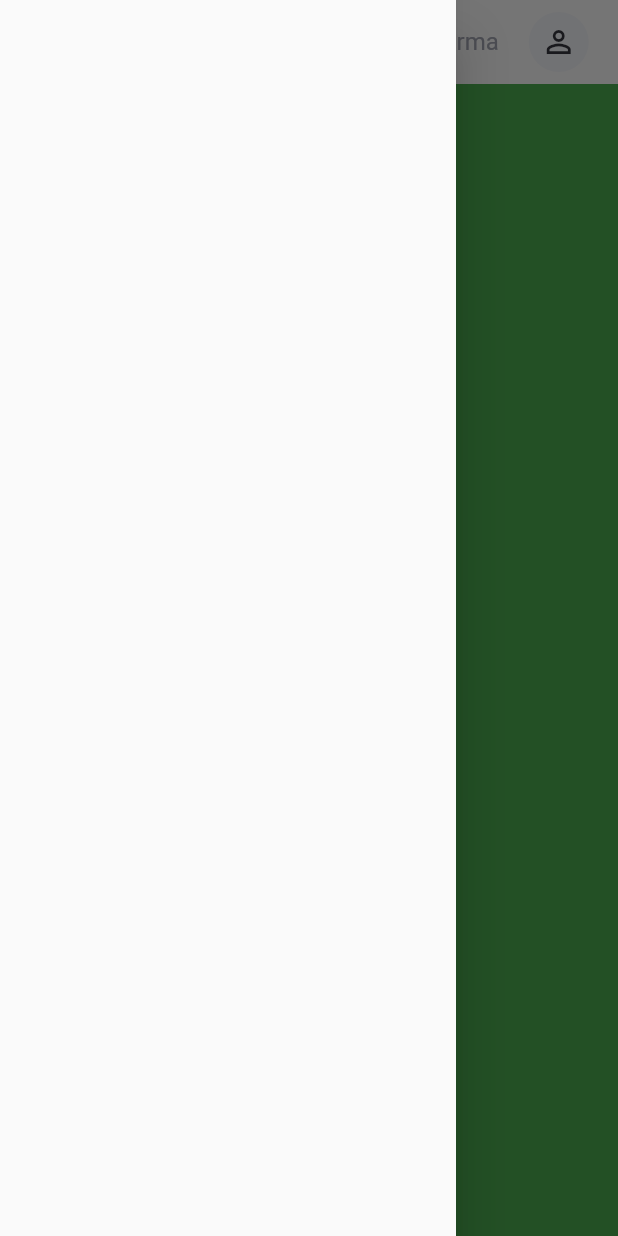
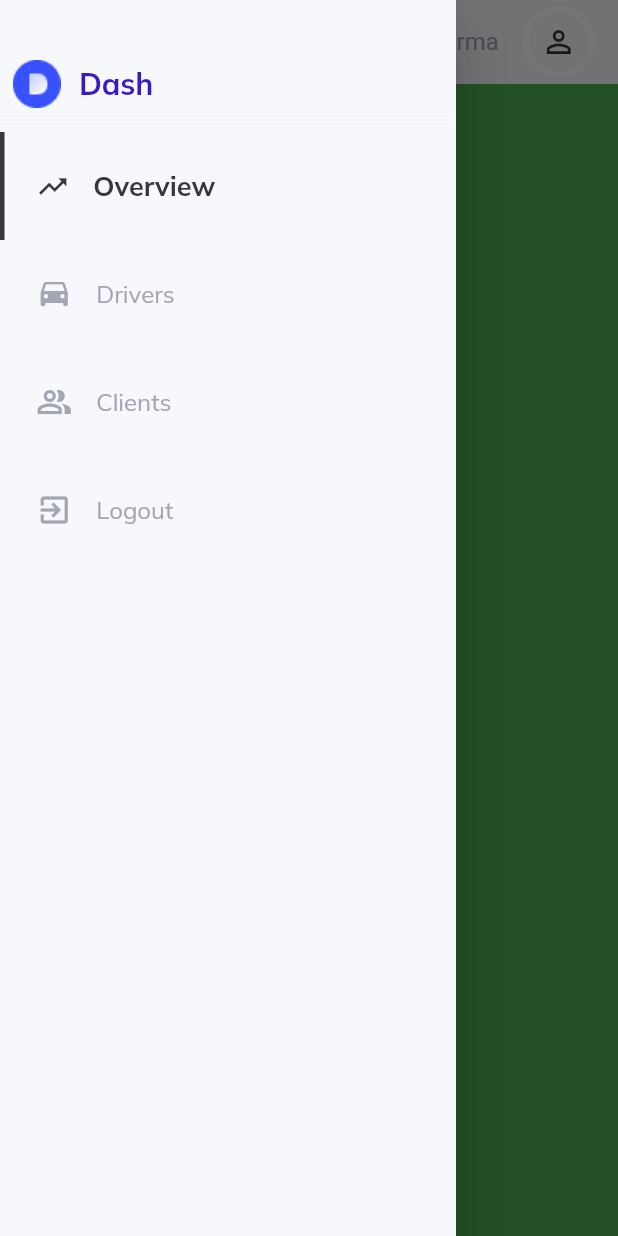
Before and after one commit to meadow-tulips/dashboard-flutter, a Flutter app: the screen it shows after launch, with the side drawer open, on a phone screen of 412 x 824 dp. Run offline on Flutter 3.47's test engine with Material 2 defaults, Android fonts, the phone set to English and light mode, and no system bars; our stand-ins replace get, google_fonts.

Commit message:
Added Sidemenu bar, SideMenu Items

```diff
--- a/lib/controllers/menu_controller.dart
+++ b/lib/controllers/menu_controller.dart
@@ -14,7 +14,7 @@ class MenuController extends GetxController {
   }
 
   void onHover(String itemName) {
-    if (isActive(itemName)) hoveredItem.value = itemName;
+    if (!isActive(itemName)) hoveredItem.value = itemName;
   }
 
   bool isActive(String itemName) {
--- a/lib/layout.dart
+++ b/lib/layout.dart
@@ -1,5 +1,6 @@
 import 'package:dashboard/utils/responsiveness.dart';
 import 'package:dashboard/widgets/large_screen.dart';
+import 'package:dashboard/widgets/side_menu.dart';
 import 'package:dashboard/widgets/small_screen.dart';
 import 'package:dashboard/widgets/top_nav.dart';
 import 'package:flutter/material.dart';
@@ -18,7 +19,9 @@ class SiteLayout extends StatelessWidget {
         largeScreen: LargeScreen(),
         smallScreen: SmallScreen(),
       ),
-      drawer: Drawer(),
+      drawer: Drawer(
+        child: SideMenu(),
+      ),
     );
   }
 }
--- /dev/null
+++ b/lib/widgets/horizontal_menu_item.dart
@@ -0,0 +1,68 @@
+import 'package:dashboard/constants/controllers.dart';
+import 'package:dashboard/constants/style.dart';
+import 'package:dashboard/widgets/custom_text.dart';
+import 'package:flutter/material.dart';
+import 'package:get/get.dart';
+
+class HorizontalMenuItem extends StatelessWidget {
+  final String itemName;
+  final Function onTap;
+  const HorizontalMenuItem(
+      {Key? key, required this.itemName, required this.onTap})
+      : super(key: key);
+
+  @override
+  Widget build(BuildContext context) {
+    double _width = MediaQuery.of(context).size.width;
+
+    return InkWell(
+      onTap: () => onTap,
+      onHover: (val) {
+        val
+            ? menuController.onHover(itemName)
+            : menuController.onHover(" not hovering");
+      },
+      child: Obx(() {
+        return Container(
+          color: menuController.isHovered(itemName)
+              ? lightGrey.withOpacity(.1)
+              : Colors.transparent,
+          child: Row(
+            children: [
+              Visibility(
+                visible: menuController.isHovered(itemName) ||
+                    menuController.isActive(itemName),
+                child: Container(width: 3, height: 72, color: dark),
+                maintainSize: true,
+                maintainAnimation: true,
+                maintainState: true,
+              ),
+              SizedBox(
+                width: _width / 80,
+              ),
+              Padding(
+                padding: EdgeInsets.all(16),
+                child: menuController.generateIconFor(itemName),
+              ),
+              !menuController.isActive(itemName)
+                  ? Flexible(
+                      child: CustomText(
+                      color:
+                          menuController.isHovered(itemName) ? dark : lightGrey,
+                      text: itemName,
+                    ))
+                  : Flexible(
+                      child: CustomText(
+                        text: itemName,
+                        color: dark,
+                        size: 18,
+                        weight: FontWeight.bold,
+                      ),
+                    )
+            ],
+          ),
+        );
+      }),
+    );
+  }
+}
--- a/lib/widgets/large_screen.dart
+++ b/lib/widgets/large_screen.dart
@@ -1,3 +1,4 @@
+import 'package:dashboard/widgets/side_menu.dart';
 import 'package:flutter/material.dart';
 
 class LargeScreen extends StatelessWidget {
@@ -8,9 +9,7 @@ class LargeScreen extends StatelessWidget {
     return Row(
       children: [
         Expanded(
-          child: Container(
-            color: Colors.red,
-          ),
+         child: SideMenu(),
         ),
         Expanded(
           flex: 5,
--- /dev/null
+++ b/lib/widgets/side_menu.dart
@@ -0,0 +1,74 @@
+import 'package:dashboard/constants/controllers.dart';
+import 'package:dashboard/constants/style.dart';
+import 'package:dashboard/routing/routes.dart';
+import 'package:dashboard/utils/responsiveness.dart';
+import 'package:dashboard/widgets/custom_text.dart';
+import 'package:dashboard/widgets/side_menu_item.dart';
+import 'package:flutter/material.dart';
+import 'package:get/get.dart';
+
+class SideMenu extends StatelessWidget {
+  const SideMenu({Key? key}) : super(key: key);
+
+  @override
+  Widget build(BuildContext context) {
+    double _width = MediaQuery.of(context).size.width;
+
+    return Container(
+      color: light,
+      child: ListView(
+        children: [
+          if (ResponsiveWidget.isSmallScreen(context))
+            Column(
+              mainAxisSize: MainAxisSize.min,
+              children: [
+                SizedBox(
+                  height: 40,
+                ),
+                Row(
+                  children: [
+                    SizedBox(
+                      width: _width / 48,
+                    ),
+                    Padding(
+                      padding: EdgeInsets.only(right: 12),
+                      child: Image.asset("assets/icons/logo.png"),
+                    ),
+                    Flexible(
+                        child: CustomText(
+                      text: "Dash",
+                      size: 20,
+                      weight: FontWeight.bold,
+                      color: active,
+                    )),
+                    SizedBox(
+                      width: _width / 48,
+                    )
+                  ],
+                ),
+              ],
+            ),
+          Divider(color: lightGrey.withOpacity(.1)),
+          Column(
+              mainAxisSize: MainAxisSize.min,
+              children: sideMenuItems
+                  .map((itemName) => SideMenuItem(
+                      itemName: itemName == AuthenticationPageRoute
+                          ? "Logout"
+                          : itemName,
+                      onTap: () {
+                        if (itemName == AuthenticationPageRoute) {}
+
+                        if (!menuController.isActive(itemName)) {
+                          menuController.changeActiveItemTo(itemName);
+                          if (ResponsiveWidget.isSmallScreen(context)) {
+                            Get.back();
+                          }
+                        }
+                      }))
+                  .toList())
+        ],
+      ),
+    );
+  }
+}
--- /dev/null
+++ b/lib/widgets/side_menu_item.dart
@@ -0,0 +1,20 @@
+import 'package:dashboard/utils/responsiveness.dart';
+import 'package:dashboard/widgets/horizontal_menu_item.dart';
+import 'package:dashboard/widgets/vertical_menu_item.dart';
+import 'package:flutter/material.dart';
+
+class SideMenuItem extends StatelessWidget {
+
+  final String itemName;
+  final Function onTap;
+
+  const SideMenuItem({ Key? key, required this.itemName, required this.onTap }) : super(key: key);
+  @override
+  Widget build(BuildContext context) {
+    if(ResponsiveWidget.isCustomScreen(context)) {
+      return VerticalMenuItem(itemName: itemName, onTap: onTap);
+    } else {
+      return HorizontalMenuItem(itemName: itemName, onTap: onTap);
+    }
+  }
+}
--- a/lib/widgets/top_nav.dart
+++ b/lib/widgets/top_nav.dart
@@ -85,7 +85,7 @@ AppBar topNavigationBar(BuildContext context, GlobalKey<ScaffoldState> key) {
         )
       ],
     ),
-    backgroundColor: Colors.transparent,
+    backgroundColor: light,
     iconTheme: IconThemeData(color: dark),
   );
 }
```
Also changed, not shown: lib/widgets/vertical_menu_item.dart (added, +72 -0 lines).
